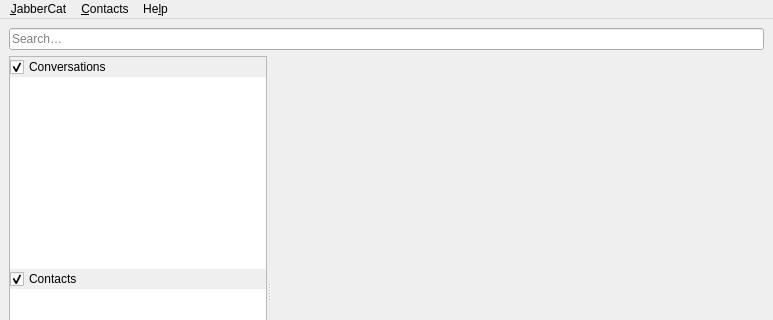
Before: the Qt Designer form data/main.ui in jabbercat/jabbercat, drawn with Qt 5; both pictures show x 0 to 773 and y 0 to 320 of the 773 by 557 pixel window.
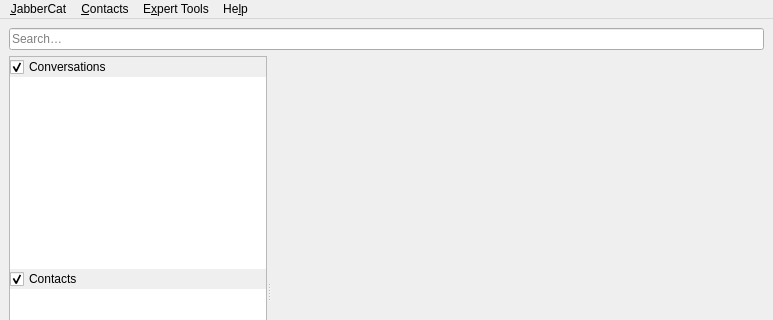
After: the same form once the commit is applied. Icons and pictures are not drawn. Custom widgets are drawn as their Qt base class.

The edit to the form file:
```diff
--- a/data/main.ui
+++ b/data/main.ui
@@ -195,8 +195,15 @@
     <addaction name="separator"/>
     <addaction name="action_open_python_console"/>
    </widget>
+   <widget class="QMenu" name="menuExpert_Tools">
+    <property name="title">
+     <string>E&amp;xpert Tools</string>
+    </property>
+    <addaction name="action_adhoc_browser"/>
+   </widget>
    <addaction name="menuJabberCat"/>
    <addaction name="menuContacts"/>
+   <addaction name="menuExpert_Tools"/>
    <addaction name="menuHelp"/>
   </widget>
   <widget class="QStatusBar" name="statusbar"/>
```
Left out of the diff: 5 changed lines with no effect on the pictures.
